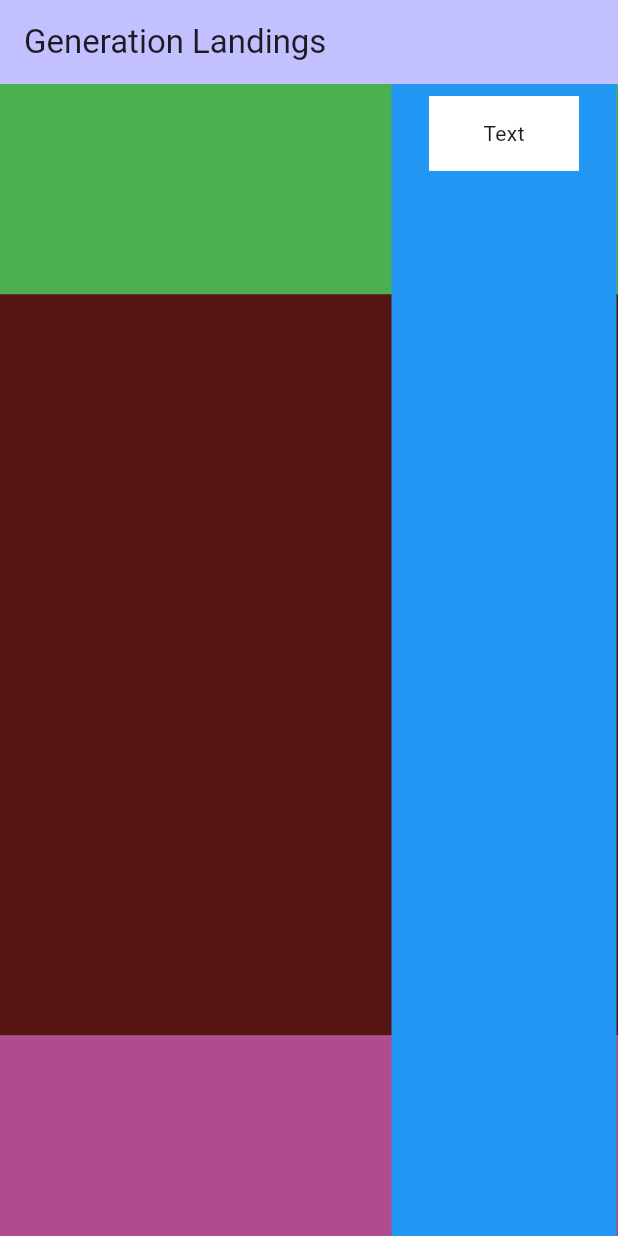
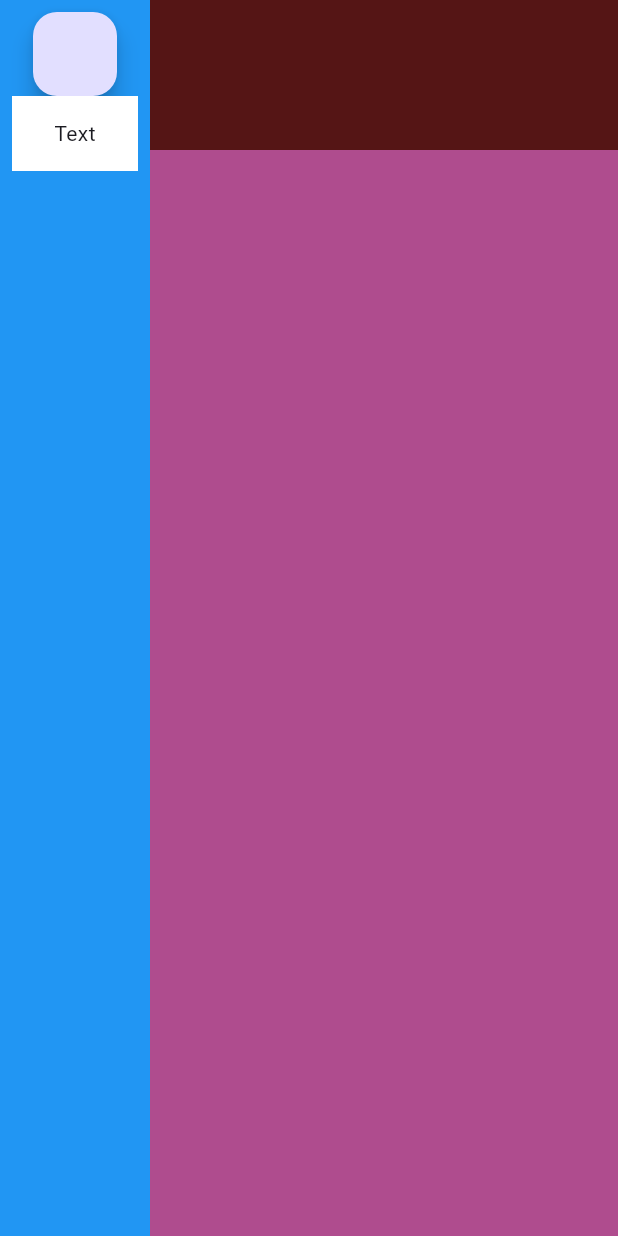
Before and after one commit to GeorgProfi/gen_landings, a Flutter app: the screen it shows after launch, on a phone screen of 412 x 824 dp. Run offline on Flutter 3.47's test engine with Material 3 defaults, Android fonts, the phone set to English and light mode, and no system bars.

Commit message:
Rework of main window, hidden header

```diff
--- a/lib/main.dart
+++ b/lib/main.dart
@@ -32,6 +32,13 @@
 
 class _MyHomePageState extends State<MyHomePage> {
   List<Widget> header = [];
+  bool headerVisible = true;
+  pressButt() {
+    print('press');
+    setState(() {
+      headerVisible = !headerVisible;
+    });
+  }
 
   @override
   Widget build(BuildContext context) {
@@ -43,82 +50,70 @@
 
     double screenHeight = MediaQuery.of(context).size.height;
     return Scaffold(
-      appBar: AppBar(
-        backgroundColor: Theme.of(context).colorScheme.inversePrimary,
-        title: Text(widget.title),
-      ),
       body: Stack(
         children: [
-          Row(
+          Column(
             children: [
-              Expanded(
-                child: Column(
-                  children: [
-                    DragTarget<Widget>(
-                      builder: (context, candidateItems, rejectedItems) {
-                        return Container(
-                          color: Colors.green,
-                          height: screenHeight * 0.17,
-                          alignment: AlignmentDirectional.center,
-                          child: Row(
-                            mainAxisAlignment: MainAxisAlignment.center,
-                            children: header, ),
-                        );
-                      },
-                      onAccept: (item) {
-                        addToHeader(item);
-                        print(header);
-                      },
-                    ),
               Container(
                 color: const Color.fromARGB(255, 85, 21, 21),
-                      height: screenHeight * 0.6,
+                height: 100,
+                child: Row(
+                  children: [
+                    SizedBox(
+                      width: 100,
+                      height: 100,
+                      child: Stack(
+                        alignment: AlignmentDirectional.topCenter,
+                        children: [
+                          Padding(
+                            padding: EdgeInsets.all(8),
+                            child: Visibility(
+                              visible: !headerVisible,
+                              child: FloatingActionButton(
+                                onPressed: pressButt,
                               ),
-                    Container(
-                      color: const Color.fromARGB(255, 175, 76, 142),
-                      height: screenHeight * 0.17,
-                    )
+                            ),
+                          ),
                         ],
                       ),
                     ),
                   ],
                 ),
+              ),
+              Expanded(
+                child: Container(
+                  color: const Color.fromARGB(255, 175, 76, 142),
+                ),
+              ),
+            ],
+          ),
           Positioned(
-            right: 1,
+            left: 0,
+            child: Visibility(
+              visible: headerVisible,
               child: Container(
                 color: Colors.blue,
-              width: 150,
+                width: 100,
                 height: screenHeight,
                 child: SingleChildScrollView(
                   child: Padding(
                     padding: const EdgeInsets.all(8),
-                child: Column(children: [
-                  LongPressDraggable<Widget>(
-                    data: Padding(padding: EdgeInsets.all(8),child:  Container(
-                      width: 100,
-                      height: 50,
-                      color: Colors.white,
-                      child: const Center(child: Text('Text')),
-                    )),
-                    child: Container(
+                    child: Column(
+                      children: [
+                        FloatingActionButton(
+                          onPressed: pressButt,
+                        ),
+                        Container(
                           width: 100,
                           height: 50,
                           color: Colors.white,
                           child: const Center(child: Text('Text')),
                         ),
-                    feedback: Material(
-                      elevation: 5,
-                      child: Container(
-                        width: 100,
-                        height: 50,
-                        color: Colors.white,
-                        child: const Center(child: Text('Text')),
+                      ],
                     ),
                   ),
-                    childWhenDragging: Container(),
                 ),
-                ]),
-              )),
+              ),
             ),
           ),
         ],
```
Lines whose indentation alone changed are shown as unchanged.
